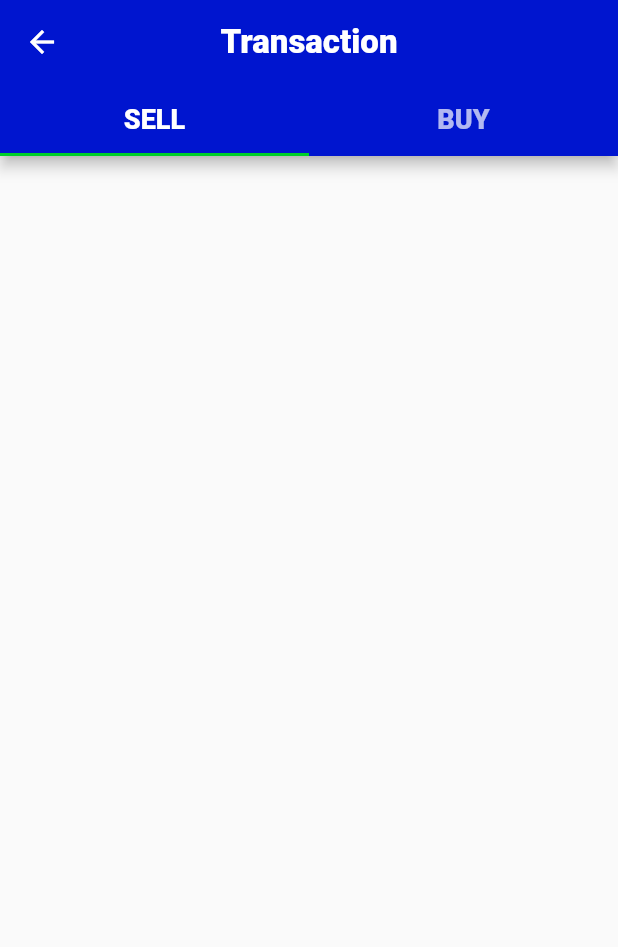
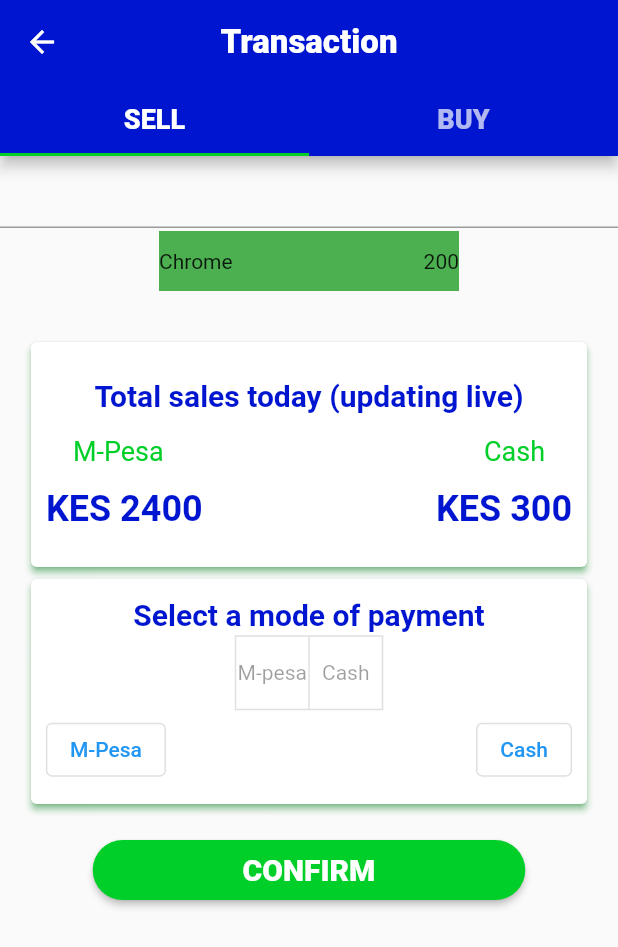
Before and after one commit to RonnyK36/stock-taker, a Flutter app: the screen it shows after launch, after a tap on "PURCHASES", on a phone screen of 412 x 824 dp. Shown: the top 947 px of the screen. Run offline on Flutter 3.47's test engine with Material 2 defaults, Android fonts, the phone set to English and light mode, and no system bars; our stand-ins replace bottom_navy_bar, carousel_slider.

Commit message:
Transaction page, sell UI

```diff
--- a/lib/config/config.dart
+++ b/lib/config/config.dart
@@ -9,3 +9,9 @@ const kBodyTitleTS = TextStyle(
 const kRecordTileTS = TextStyle(
   fontSize: 17,
 );
+
+const kBodyAmountTS = TextStyle(
+  fontWeight: FontWeight.bold,
+  fontSize: 24,
+  color: Color(0xff0015cf),
+);
--- a/lib/screens/navigator.dart
+++ b/lib/screens/navigator.dart
@@ -56,6 +56,7 @@ class _NavigationPageState extends State<NavigationPage> {
     return Scaffold(
       body: loadPages(),
       bottomNavigationBar: BottomNavyBar(
+        backgroundColor: Colors.white,
         onItemSelected: (index) {
           setState(() {
             this.pageIndex = index;
@@ -67,14 +68,14 @@ class _NavigationPageState extends State<NavigationPage> {
             textAlign: TextAlign.center,
             activeColor: activeColor,
             inactiveColor: inactiveColor,
-            title: Text('Home'),
+            title: Text('RhodaBase'),
             icon: Icon(Icons.home),
           ),
           BottomNavyBarItem(
             textAlign: TextAlign.center,
             activeColor: activeColor,
             inactiveColor: inactiveColor,
-            title: Text('Transact'),
+            title: Text('Buy or Sell'),
             icon: Icon(Icons.add),
           ),
           BottomNavyBarItem(
--- a/lib/screens/sale_tab.dart
+++ b/lib/screens/sale_tab.dart
@@ -1,4 +1,6 @@
+import 'package:flutter/cupertino.dart';
 import 'package:flutter/material.dart';
+import 'package:stock_take/config/config.dart';
 
 class SaleTab extends StatefulWidget {
   const SaleTab({Key? key}) : super(key: key);
@@ -10,6 +12,149 @@ class SaleTab extends StatefulWidget {
 class _SaleTabState extends State<SaleTab> {
   @override
   Widget build(BuildContext context) {
-    return Container();
+    return Container(
+      child: ListView(
+        children: [
+          Container(
+            height: 50,
+            width: double.infinity,
+            child: TextField(),
+          ),
+          Center(
+            child: Container(
+              color: Colors.green,
+              height: 40,
+              width: 200,
+              child: Row(
+                mainAxisAlignment: MainAxisAlignment.spaceBetween,
+                children: [
+                  Text('Chrome'),
+                  Text('200'),
+                ],
+              ),
+            ),
+          ),
+          SizedBox(height: 30),
+          Center(
+            child: Card(
+              elevation: 2,
+              shadowColor: Theme.of(context).accentColor,
+              child: Container(
+                padding: EdgeInsets.all(10),
+                height: 150,
+                width: MediaQuery.of(context).size.width * 0.9,
+                child: Column(
+                  mainAxisAlignment: MainAxisAlignment.spaceEvenly,
+                  children: [
+                    Text(
+                      'Total sales today (updating live)',
+                      style: kBodyTitleTS,
+                    ),
+                    Padding(
+                      padding: const EdgeInsets.symmetric(horizontal: 18),
+                      child: Row(
+                        mainAxisAlignment: MainAxisAlignment.spaceBetween,
+                        children: [
+                          Text(
+                            'M-Pesa',
+                            style: TextStyle(
+                              fontSize: 18,
+                              color: Color(0xff00cf29),
+                            ),
+                          ),
+                          Text(
+                            'Cash',
+                            style: TextStyle(
+                              fontSize: 18,
+                              color: Color(0xff00cf29),
+                            ),
+                          ),
+                        ],
+                      ),
+                    ),
+                    Row(
+                      mainAxisAlignment: MainAxisAlignment.spaceBetween,
+                      children: [
+                        Text(
+                          'KES 2400',
+                          style: kBodyAmountTS,
+                        ),
+                        Text(
+                          'KES 300',
+                          style: kBodyAmountTS,
+                        ),
+                      ],
+                    ),
+                  ],
+                ),
+              ),
+            ),
+          ),
+          Center(
+            child: Card(
+              elevation: 2,
+              shadowColor: Theme.of(context).accentColor,
+              child: Container(
+                height: 150,
+                width: MediaQuery.of(context).size.width * 0.9,
+                padding: EdgeInsets.all(10),
+                child: Column(
+                  mainAxisAlignment: MainAxisAlignment.spaceEvenly,
+                  crossAxisAlignment: CrossAxisAlignment.center,
+                  children: [
+                    Text(
+                      'Select a mode of payment',
+                      style: kBodyTitleTS,
+                    ),
+                    ToggleButtons(
+                      children: [
+                        Text('M-pesa'),
+                        Text('Cash'),
+                      ],
+                      isSelected: [false, true],
+                    ),
+                    Row(
+                      mainAxisAlignment: MainAxisAlignment.spaceBetween,
+                      children: [
+                        OutlinedButton(
+                          onPressed: () => print('Updating'),
+                          child: Text('M-Pesa'),
+                        ),
+                        OutlinedButton(
+                          onPressed: () {},
+                          child: Text('Cash'),
+                        ),
+                      ],
+                    ),
+                  ],
+                ),
+              ),
+            ),
+          ),
+          SizedBox(height: 20),
+          Center(
+            child: Container(
+              height: 40,
+              width: MediaQuery.of(context).size.width * 0.7,
+              child: ElevatedButton(
+                style: ElevatedButton.styleFrom(
+                    primary: Color(0xff00cf29),
+                    shape: RoundedRectangleBorder(
+                        borderRadius: BorderRadius.circular(20))),
+                onPressed: () {},
+                child: Text(
+                  'CONFIRM',
+                  style: TextStyle(
+                    fontSize: 20,
+                    fontWeight: FontWeight.w800,
+                    color: Colors.white,
+                  ),
+                ),
+              ),
+            ),
+          ),
+        ],
+      ),
+    );
   }
 }
```
